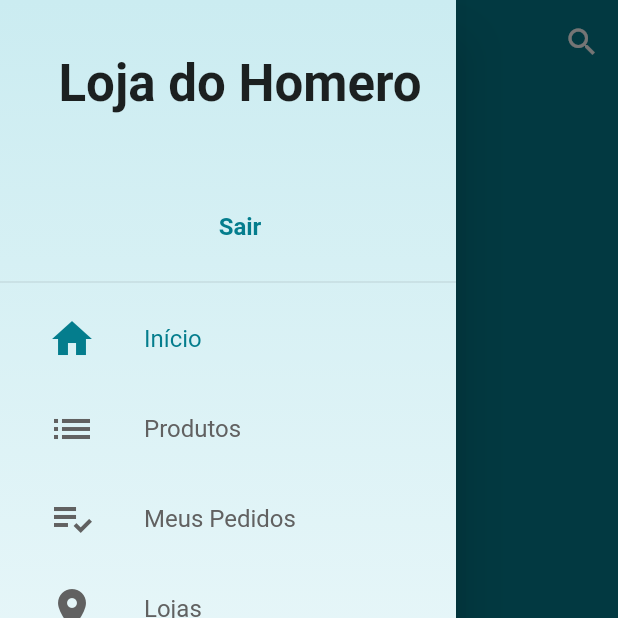
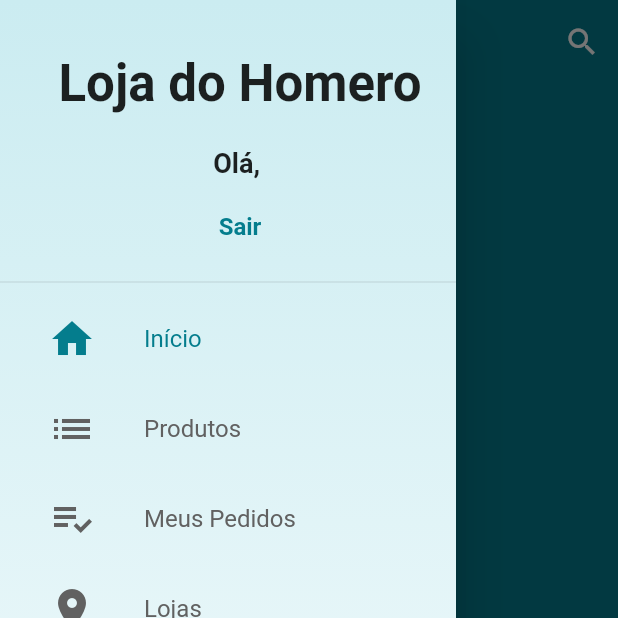
Before and after one commit to madurohomero/loja_virtual, a Flutter app: the ProductsScreen screen opened directly, with the side drawer open, on a phone screen of 412 x 824 dp, the top half of it. Run offline on Flutter 3.47's test engine with Material 2 defaults, Android fonts, the phone set to English and light mode, and no system bars; our stand-ins replace carousel_pro, cloud_firestore, firebase_auth; accounts and stored records are empty.

```diff
--- a/lib/common/custom_drawer/custom_drawer_header.dart
+++ b/lib/common/custom_drawer/custom_drawer_header.dart
@@ -21,7 +21,7 @@ class CustomDrawerHeader extends StatelessWidget {
                   ),
                 ),
                 Text(
-                  userManager.loading ? 'Olá, ${userManager.user?.name ?? ''}' : '',
+                  userManager.isLoggedIn ? 'Olá, ${userManager.user?.name ?? ''}' : '',
                   overflow: TextOverflow.ellipsis,
                   maxLines: 2,
                   style: TextStyle(
```
